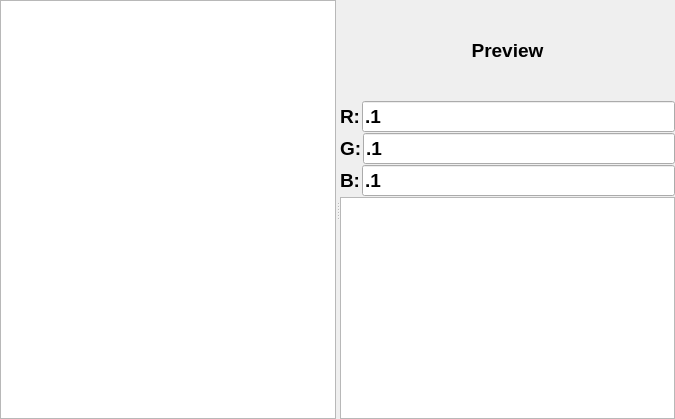
Old version of the form model/ImageColorPicker.ui in the repository LeStahL/saege.
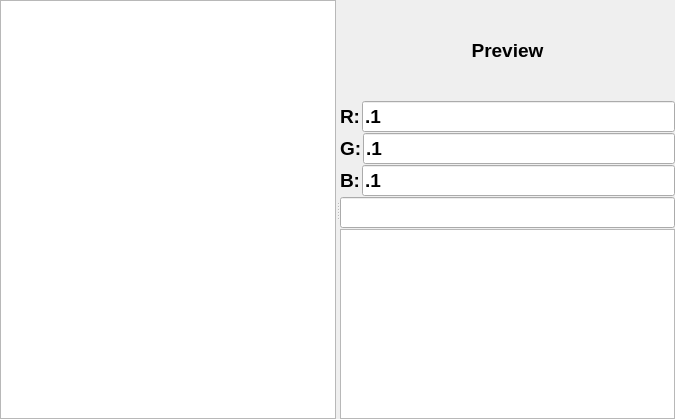
New version of the form.

Commit message: added text field with vec3

Diff of the .ui file:
```diff
--- a/model/ImageColorPicker.ui
+++ b/model/ImageColorPicker.ui
@@ -178,6 +178,17 @@
          </item>
         </layout>
        </item>
+       <item>
+        <widget class="QLineEdit" name="lineEdit_4">
+         <property name="font">
+          <font>
+           <pointsize>14</pointsize>
+           <weight>75</weight>
+           <bold>true</bold>
+          </font>
+         </property>
+        </widget>
+       </item>
        <item>
         <widget class="QGraphicsView" name="graphicsView_2"/>
        </item>
```
The commit also changes 1 other file.
